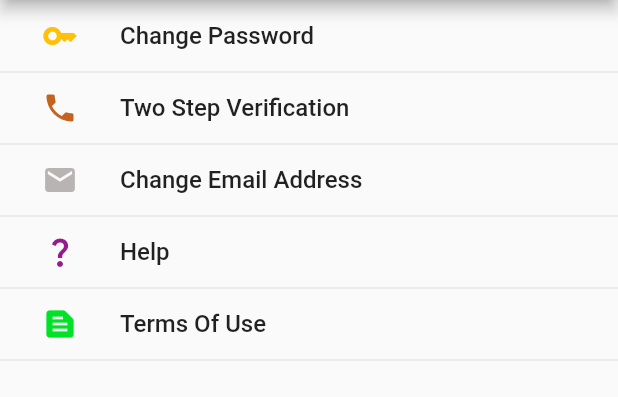
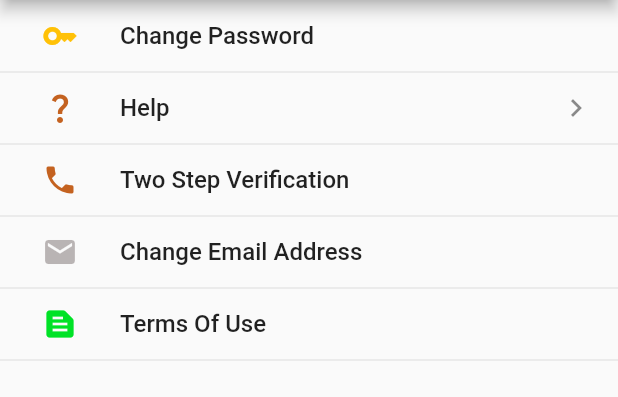
Before and after one commit to rakshya2001/29B-Group-B, a Flutter app: the profile screen opened directly, after a tap on "Account setting", on a phone screen of 412 x 824 dp, the part 84-481 px from its top. Run offline on Flutter 3.47's test engine with Material 2 defaults, Android fonts, the light colour scheme and no system bars; drawn by our look-alikes of flutter_settings_screens; our stand-ins replace animated_splash_screen, cloud_firestore, dots_indicator, firebase_auth, firebase_core, firebase_storage and 7 more; missing offline and left inert: khalti, khalti_flutter; accounts and stored records are empty.

```diff
--- a/hire/lib/main.dart
+++ b/hire/lib/main.dart
@@ -5,6 +5,7 @@ import 'package:hire/normaluser/dashboard.dart';
 import 'package:hire/normaluser/home.dart';
 import 'package:khalti/khalti.dart';
 import 'package:khalti_flutter/khalti_flutter.dart';
+
 
 import 'package:provider/provider.dart';
 
--- a/hire/lib/normaluser/accountpage.dart
+++ b/hire/lib/normaluser/accountpage.dart
@@ -1,5 +1,6 @@
 import 'package:flutter/material.dart';
 import 'package:flutter_settings_screens/flutter_settings_screens.dart';
+import 'package:hire/normaluser/help.dart';
 
 class AccountPage extends StatelessWidget {
   const AccountPage({Key? key}) : super(key: key);
@@ -9,67 +10,67 @@ class AccountPage extends StatelessWidget {
     return SimpleSettingsTile(
       title: "Account setting",
       subtitle: 'Change Pasword,Two Step verification ',
-      leading: IconButton(icon: Icon(Icons.settings,color: Colors.green,),onPressed: (){},),
-    child:
-     SettingsScreen(title: "Account Setting ",children: [
-
+      leading: IconButton(
+        icon: Icon(
+          Icons.settings,
+          color: Colors.green,
+        ),
+        onPressed: () {},
+      ),
+      child: SettingsScreen(title: "Account Setting ", children: [
         SimpleSettingsTile(
-
           title: "Change Password",
           subtitle: "",
           leading: IconButton(
-                icon: const Icon(Icons.key_sharp,color: Colors.amber,),
-                onPressed: () {},
+            icon: const Icon(
+              Icons.key_sharp,
+              color: Colors.amber,
+            ),
+            onPressed: () {
+              print("hello");
+            },
+          ),
 
-
+        ),
+         help(),
+        SimpleSettingsTile(
+          title: "Two Step Verification ",
+          subtitle: "",
+          leading: IconButton(
+            icon: const Icon(
+              Icons.phone,
+              color: Color.fromARGB(255, 196, 98, 32),
+            ),
+            onPressed: () {
+              print("object");
+            },
+          ),
+        ),
+        SimpleSettingsTile(
+          title: "Change Email Address",
+          subtitle: "",
+          leading: IconButton(
+            icon: const Icon(
+              Icons.email,
+              color: Color.fromARGB(73, 24, 5, 5),
+            ),
+            onPressed: () {
+              print("object");
+            },
           ),
         ),
 
         SimpleSettingsTile(
-
-              title: "Two Step Verification ",
-              subtitle: "",
-              leading: IconButton(
-                icon: const Icon(Icons.phone,color: Color.fromARGB(255, 196, 98, 32),),
-                onPressed: () {},
-
-
-              ),
-            ),
-            SimpleSettingsTile(
-
-              title: "Change Email Address",
-              subtitle: "",
-              leading: IconButton(
-                icon: const Icon(Icons.email,color: Color.fromARGB(73, 24, 5, 5),),
-                onPressed: () {},
-
-
-              ),
-            ),
-             SimpleSettingsTile(
-
-              title: "Help",
-              subtitle: "",
-              leading: IconButton(
-                icon: const Icon(Icons.question_mark,color: Color.fromARGB(255, 148, 26, 142),),
-                onPressed: () {},
-
-
-              ),
-            ),
-             SimpleSettingsTile(
-
           title: "Terms Of Use",
           subtitle: "",
           leading: IconButton(
-                icon: const Icon(Icons.text_snippet,color: Color.fromARGB(255, 0, 226, 38),),
+            icon: const Icon(
+              Icons.text_snippet,
+              color: Color.fromARGB(255, 0, 226, 38),
+            ),
             onPressed: () {},
-
-
           ),
         ),
-
       ]),
     );
   }
--- a/hire/lib/normaluser/payment.dart
+++ b/hire/lib/normaluser/payment.dart
@@ -64,7 +64,10 @@ class _KhaltipaymentState extends State<Khaltipayment> {
                     ),
                     preferences: [
                       PaymentPreference.khalti,
-                      PaymentPreference.connectIPS
+                      PaymentPreference.connectIPS,
+                      PaymentPreference.eBanking,
+                      PaymentPreference.mobileBanking,
+                      PaymentPreference.sct
                     ],
                     onSuccess: (su) {
                       const successsnackBar = SnackBar(
--- a/hire/pubspec.yaml
+++ b/hire/pubspec.yaml
@@ -48,11 +48,13 @@ dependencies:
   get: ^4.6.5
   animated_splash_screen: ^1.2.0
   firebase_storage: ^10.2.18
-  khalti_flutter: ^2.1.0
+
   khalti: ^1.0.2
   flutter_settings_screens: ^0.3.3-null-safety+1
-  flutter_local_notifications: ^9.6.1
+
   timezone: ^0.8.0
+  khalti_flutter: ^2.0.2
+  flutter_local_notifications: ^9.5.3+1
 
 
 dev_dependencies:
```
Also changed, not shown: hire/lib/normaluser/help.dart (added, +105 -0 lines), hire/lib/normaluser/splash.dart (+4 -10 lines), hire/pubspec.lock, 2 other files. Lines whose indentation alone changed are shown as unchanged.
